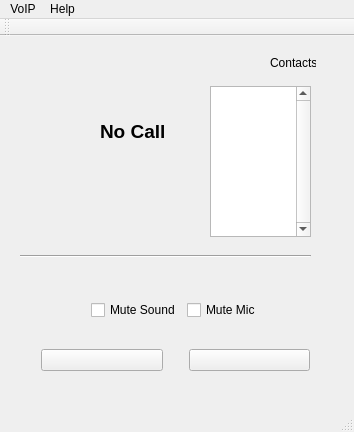
Samze/Simple-VoIP, file mainwindow.ui: the form before one commit.
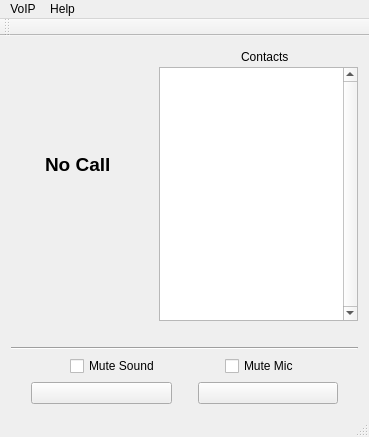
The form after the commit. Icons and pictures are not drawn.

Commit message: Made various UI improvements for resizing..should look better x-platform too.

The edit to the form file:
```diff
--- a/mainwindow.ui
+++ b/mainwindow.ui
@@ -6,22 +6,56 @@
    <rect>
     <x>0</x>
     <y>0</y>
-    <width>354</width>
-    <height>432</height>
+    <width>369</width>
+    <height>437</height>
    </rect>
   </property>
   <property name="windowTitle">
    <string>MainWindow</string>
   </property>
   <widget class="QWidget" name="centralWidget">
+   <layout class="QVBoxLayout" name="verticalLayout_6">
+    <item>
+     <layout class="QHBoxLayout" name="horizontalLayout_6">
+      <item>
+       <layout class="QVBoxLayout" name="verticalLayout_5">
+        <item>
+         <spacer name="verticalSpacer_2">
+          <property name="orientation">
+           <enum>Qt::Vertical</enum>
+          </property>
+          <property name="sizeHint" stdset="0">
+           <size>
+            <width>20</width>
+            <height>40</height>
+           </size>
+          </property>
+         </spacer>
+        </item>
+        <item>
+         <layout class="QVBoxLayout" name="verticalLayout_4">
+          <item>
+           <layout class="QHBoxLayout" name="horizontalLayout_5">
+            <item>
+             <spacer name="horizontalSpacer_9">
+              <property name="orientation">
+               <enum>Qt::Horizontal</enum>
+              </property>
+              <property name="sizeHint" stdset="0">
+               <size>
+                <width>40</width>
+                <height>20</height>
+               </size>
+              </property>
+             </spacer>
+            </item>
+            <item>
    <widget class="QLabel" name="lblCallIcon">
-    <property name="geometry">
-     <rect>
-      <x>10</x>
-      <y>50</y>
-      <width>91</width>
-      <height>91</height>
-     </rect>
+              <property name="maximumSize">
+               <size>
+                <width>100</width>
+                <height>100</height>
+               </size>
     </property>
     <property name="text">
      <string/>
@@ -33,16 +67,200 @@
      <bool>true</bool>
     </property>
    </widget>
-   <widget class="QWidget" name="verticalLayoutWidget">
-    <property name="geometry">
-     <rect>
-      <x>10</x>
-      <y>230</y>
-      <width>331</width>
-      <height>141</height>
-     </rect>
-    </property>
+            </item>
+            <item>
+             <widget class="QLabel" name="lblCallName">
+              <property name="font">
+               <font>
+                <family>MS Shell Dlg 2</family>
+                <pointsize>14</pointsize>
+                <weight>75</weight>
+                <bold>true</bold>
+               </font>
+              </property>
+              <property name="text">
+               <string>No Call</string>
+              </property>
+             </widget>
+            </item>
+            <item>
+             <spacer name="horizontalSpacer_11">
+              <property name="orientation">
+               <enum>Qt::Horizontal</enum>
+              </property>
+              <property name="sizeHint" stdset="0">
+               <size>
+                <width>40</width>
+                <height>20</height>
+               </size>
+              </property>
+             </spacer>
+            </item>
+            <item>
+             <spacer name="horizontalSpacer_10">
+              <property name="orientation">
+               <enum>Qt::Horizontal</enum>
+              </property>
+              <property name="sizeHint" stdset="0">
+               <size>
+                <width>40</width>
+                <height>20</height>
+               </size>
+              </property>
+             </spacer>
+            </item>
+           </layout>
+          </item>
+         </layout>
+        </item>
+        <item>
+         <layout class="QVBoxLayout" name="verticalLayout_2">
+          <item>
+           <widget class="QLabel" name="lblCallerMic">
+            <property name="text">
+             <string/>
+            </property>
+           </widget>
+          </item>
+          <item>
+           <widget class="QLabel" name="lblCallerSound">
+            <property name="text">
+             <string/>
+            </property>
+           </widget>
+          </item>
+         </layout>
+        </item>
+        <item>
+         <spacer name="verticalSpacer">
+          <property name="orientation">
+           <enum>Qt::Vertical</enum>
+          </property>
+          <property name="sizeHint" stdset="0">
+           <size>
+            <width>20</width>
+            <height>40</height>
+           </size>
+          </property>
+         </spacer>
+        </item>
+       </layout>
+      </item>
+      <item>
+       <layout class="QVBoxLayout" name="verticalLayout_3">
+        <property name="spacing">
+         <number>0</number>
+        </property>
+        <item>
+         <layout class="QHBoxLayout" name="horizontalLayout_4">
+          <property name="sizeConstraint">
+           <enum>QLayout::SetNoConstraint</enum>
+          </property>
+          <item>
+           <spacer name="horizontalSpacer_8">
+            <property name="orientation">
+             <enum>Qt::Horizontal</enum>
+            </property>
+            <property name="sizeHint" stdset="0">
+             <size>
+              <width>40</width>
+              <height>20</height>
+             </size>
+            </property>
+           </spacer>
+          </item>
+          <item>
+           <widget class="QLabel" name="label">
+            <property name="sizePolicy">
+             <sizepolicy hsizetype="Fixed" vsizetype="Fixed">
+              <horstretch>0</horstretch>
+              <verstretch>0</verstretch>
+             </sizepolicy>
+            </property>
+            <property name="maximumSize">
+             <size>
+              <width>50</width>
+              <height>50</height>
+             </size>
+            </property>
+            <property name="baseSize">
+             <size>
+              <width>40</width>
+              <height>0</height>
+             </size>
+            </property>
+            <property name="text">
+             <string/>
+            </property>
+            <property name="pixmap">
+             <pixmap resource="icons.qrc">:/images/msn.png</pixmap>
+            </property>
+            <property name="scaledContents">
+             <bool>true</bool>
+            </property>
+           </widget>
+          </item>
+          <item>
+           <widget class="QLabel" name="label_6">
+            <property name="text">
+             <string>Contacts</string>
+            </property>
+           </widget>
+          </item>
+          <item>
+           <spacer name="horizontalSpacer_7">
+            <property name="orientation">
+             <enum>Qt::Horizontal</enum>
+            </property>
+            <property name="sizeHint" stdset="0">
+             <size>
+              <width>40</width>
+              <height>20</height>
+             </size>
+            </property>
+           </spacer>
+          </item>
+         </layout>
+        </item>
+        <item>
+         <widget class="QListWidget" name="lstWidget">
+          <property name="verticalScrollBarPolicy">
+           <enum>Qt::ScrollBarAlwaysOn</enum>
+          </property>
+         </widget>
+        </item>
+       </layout>
+      </item>
+     </layout>
+    </item>
+    <item>
+     <spacer name="spaceLiner">
+      <property name="orientation">
+       <enum>Qt::Vertical</enum>
+      </property>
+      <property name="sizeType">
+       <enum>QSizePolicy::Maximum</enum>
+      </property>
+      <property name="sizeHint" stdset="0">
+       <size>
+        <width>20</width>
+        <height>20</height>
+       </size>
+      </property>
+     </spacer>
+    </item>
+    <item>
+     <widget class="Line" name="line">
+      <property name="orientation">
+       <enum>Qt::Horizontal</enum>
+      </property>
+     </widget>
+    </item>
+    <item>
     <layout class="QVBoxLayout" name="verticalLayout">
+      <property name="sizeConstraint">
+       <enum>QLayout::SetMinimumSize</enum>
+      </property>
      <item>
       <layout class="QHBoxLayout" name="horizontalLayout_3">
        <item>
@@ -75,6 +293,19 @@
          </property>
         </widget>
        </item>
+        <item>
+         <spacer name="horizontalSpacer_6">
+          <property name="orientation">
+           <enum>Qt::Horizontal</enum>
+          </property>
+          <property name="sizeHint" stdset="0">
+           <size>
+            <width>40</width>
+            <height>20</height>
+           </size>
+          </property>
+         </spacer>
+        </item>
        <item>
         <widget class="QCheckBox" name="chkMuteMic">
          <property name="text">
@@ -206,119 +437,15 @@
       </layout>
      </item>
     </layout>
-   </widget>
-   <widget class="QLabel" name="label">
-    <property name="geometry">
-     <rect>
-      <x>210</x>
-      <y>0</y>
-      <width>61</width>
-      <height>51</height>
-     </rect>
-    </property>
-    <property name="text">
-     <string/>
-    </property>
-    <property name="pixmap">
-     <pixmap>:/images/msn.png</pixmap>
-    </property>
-    <property name="scaledContents">
-     <bool>true</bool>
-    </property>
-   </widget>
-   <widget class="QListWidget" name="lstWidget">
-    <property name="geometry">
-     <rect>
-      <x>210</x>
-      <y>50</y>
-      <width>101</width>
-      <height>151</height>
-     </rect>
-    </property>
-    <property name="verticalScrollBarPolicy">
-     <enum>Qt::ScrollBarAlwaysOn</enum>
-    </property>
-   </widget>
-   <widget class="QLabel" name="label_6">
-    <property name="geometry">
-     <rect>
-      <x>270</x>
-      <y>20</y>
-      <width>46</width>
-      <height>13</height>
-     </rect>
-    </property>
-    <property name="text">
-     <string>Contacts</string>
-    </property>
-   </widget>
-   <widget class="Line" name="line">
-    <property name="geometry">
-     <rect>
-      <x>20</x>
-      <y>210</y>
-      <width>291</width>
-      <height>20</height>
-     </rect>
-    </property>
-    <property name="orientation">
-     <enum>Qt::Horizontal</enum>
-    </property>
-   </widget>
-   <widget class="QLabel" name="lblCallName">
-    <property name="geometry">
-     <rect>
-      <x>100</x>
-      <y>70</y>
-      <width>81</width>
-      <height>51</height>
-     </rect>
-    </property>
-    <property name="font">
-     <font>
-      <family>MS Shell Dlg 2</family>
-      <pointsize>14</pointsize>
-      <weight>75</weight>
-      <bold>true</bold>
-     </font>
-    </property>
-    <property name="text">
-     <string>No Call</string>
-    </property>
-   </widget>
-   <widget class="QWidget" name="verticalLayoutWidget_2">
-    <property name="geometry">
-     <rect>
-      <x>20</x>
-      <y>130</y>
-      <width>171</width>
-      <height>51</height>
-     </rect>
-    </property>
-    <layout class="QVBoxLayout" name="verticalLayout_2">
-     <item>
-      <widget class="QLabel" name="lblCallerSound">
-       <property name="text">
-        <string/>
-       </property>
-      </widget>
-     </item>
-     <item>
-      <widget class="QLabel" name="lblCallerMic">
-       <property name="text">
-        <string/>
-       </property>
-      </widget>
-     </item>
-    </layout>
-   </widget>
+    </item>
+   </layout>
   </widget>
   <widget class="QMenuBar" name="menuBar">
    <property name="geometry">
     <rect>
      <x>0</x>
      <y>0</y>
-     <width>354</width>
+     <width>369</width>
      <height>21</height>
     </rect>
    </property>
```
Left out of the diff: 16 changed lines with no effect on the pictures. Lines whose indentation alone changed are shown as unchanged. The commit also changes 2 other files.
